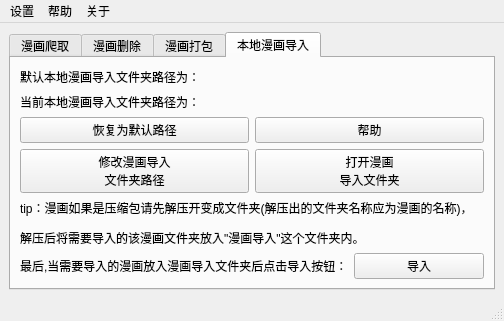
Before: the Qt Designer form 打包成exe的/assets/GUI/main.ui in zero0mum/cartoon_crawler, drawn with Qt 5.
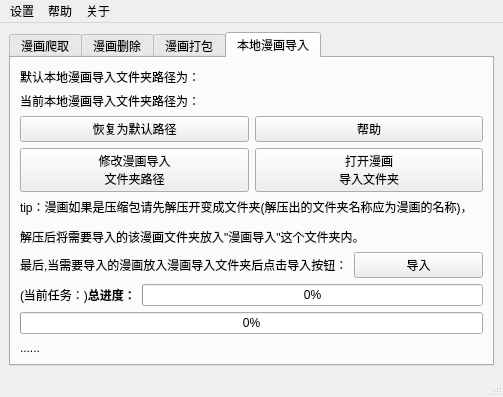
After: the same form once the commit is applied. The open tabs and pages were chosen to show the change. Icons and pictures are not drawn.

Commit message: 新增漫画导入进度条,导入漫画封面改为相对路径引用

```diff
--- a/打包成exe的/assets/GUI/main.ui
+++ b/打包成exe的/assets/GUI/main.ui
@@ -6,8 +6,8 @@
    <rect>
     <x>0</x>
     <y>0</y>
-    <width>504</width>
-    <height>288</height>
+    <width>503</width>
+    <height>359</height>
    </rect>
   </property>
   <property name="windowTitle">
@@ -231,7 +231,7 @@
         <string>本地漫画导入</string>
        </attribute>
        <layout class="QGridLayout" name="gridLayout_6">
-        <item row="0" column="0">
+        <item row="0" column="0" colspan="2">
          <layout class="QVBoxLayout" name="verticalLayout_4">
           <item>
            <widget class="QLabel" name="tab4_label_defaultsrc">
@@ -249,7 +249,7 @@
           </item>
          </layout>
         </item>
-        <item row="1" column="0">
+        <item row="1" column="0" colspan="2">
          <layout class="QGridLayout" name="gridLayout_5">
           <item row="0" column="0">
            <widget class="QPushButton" name="reset_folder">
@@ -295,14 +295,14 @@
           </item>
          </layout>
         </item>
-        <item row="2" column="0">
+        <item row="2" column="0" colspan="2">
          <widget class="QLabel" name="label_5">
           <property name="text">
            <string>&lt;html&gt;&lt;head/&gt;&lt;body&gt;&lt;p&gt;tip：漫画如果是压缩包请先解压开变成文件夹(解压出的文件夹名称应为漫画的名称)，&lt;/p&gt;&lt;p&gt;解压后将需要导入的该漫画文件夹放入&amp;quot;漫画导入&amp;quot;这个文件夹内。&lt;/p&gt;&lt;/body&gt;&lt;/html&gt;</string>
           </property>
          </widget>
         </item>
-        <item row="3" column="0">
+        <item row="3" column="0" colspan="2">
          <layout class="QHBoxLayout" name="horizontalLayout_3">
           <item>
            <widget class="QLabel" name="label_8">
@@ -324,6 +324,38 @@
           </item>
          </layout>
         </item>
+        <item row="4" column="0">
+         <widget class="QLabel" name="label_progressBar_3">
+          <property name="text">
+           <string>&lt;html&gt;&lt;head/&gt;&lt;body&gt;&lt;p&gt;(当前任务：)&lt;span style=&quot; font-weight:700;&quot;&gt;总进度：&lt;/span&gt;&lt;/p&gt;&lt;/body&gt;&lt;/html&gt;</string>
+          </property>
+         </widget>
+        </item>
+        <item row="4" column="1">
+         <widget class="QProgressBar" name="progressBar_4">
+          <property name="value">
+           <number>0</number>
+          </property>
+         </widget>
+        </item>
+        <item row="5" column="0" colspan="2">
+         <layout class="QVBoxLayout" name="verticalLayout_5">
+          <item>
+           <widget class="QProgressBar" name="progressBar_2">
+            <property name="value">
+             <number>0</number>
+            </property>
+           </widget>
+          </item>
+          <item>
+           <widget class="QLabel" name="label_progressBar_2">
+            <property name="text">
+             <string>......</string>
+            </property>
+           </widget>
+          </item>
+         </layout>
+        </item>
        </layout>
       </widget>
      </widget>
@@ -335,7 +367,7 @@
     <rect>
      <x>0</x>
      <y>0</y>
-     <width>504</width>
+     <width>503</width>
      <height>22</height>
     </rect>
    </property>
```
Left out of the diff: 3 changed lines with no effect on the pictures. The commit also changes 1 other file.
